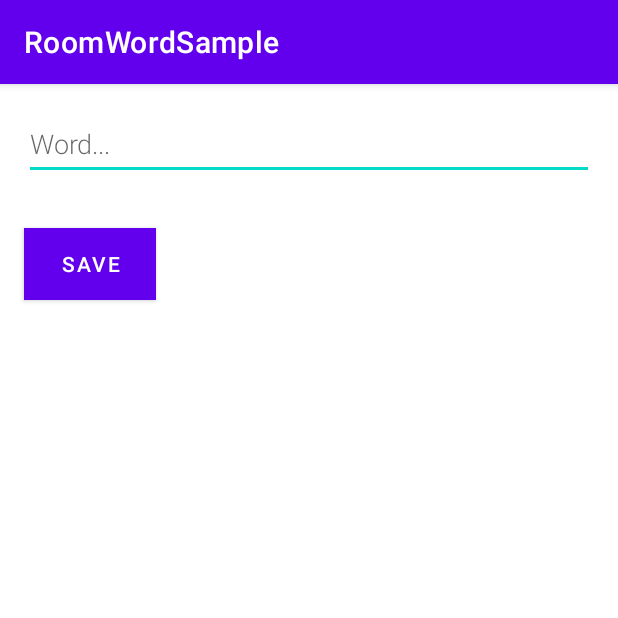
After one commit to firmfreez/RoomWordSample, an Android app: the NewWordActivity screen opened directly, with no data from a screen before it, on a phone screen of 412 x 824 dp, the top half of it. The commit adds this screen. Run offline under Robolectric (Android 15) with nearby library versions, the phone set to English and light mode, and no system bars.

Commit message:
Add Rooms library Setup activities, viewModels, adapters, layouts and database.
CodeLab: https://codelabs.developers.google.com/codelabs/android-room-with-a-view-kotlin

```diff
--- a/app/src/main/AndroidManifest.xml
+++ b/app/src/main/AndroidManifest.xml
@@ -9,13 +9,15 @@
         android:roundIcon="@mipmap/ic_launcher_round"
         android:supportsRtl="true"
         android:theme="@style/AppTheme">
-        <activity android:name=".MainActivity">
+        <activity android:name=".view.activity.MainActivity">
             <intent-filter>
                 <action android:name="android.intent.action.MAIN" />
 
                 <category android:name="android.intent.category.LAUNCHER" />
             </intent-filter>
         </activity>
+
+        <activity android:name=".view.activity.NewWordActivity"/>
     </application>
 
 </manifest>
--- /dev/null
+++ b/app/src/main/java/com/firmfreez/android/roomwordsample/view/activity/NewWordActivity.kt
@@ -0,0 +1,39 @@
+package com.firmfreez.android.roomwordsample.view.activity
+
+import android.app.Activity
+import android.content.Intent
+import android.os.Bundle
+import android.text.TextUtils
+import android.widget.Button
+import android.widget.EditText
+import androidx.appcompat.app.AppCompatActivity
+import com.firmfreez.android.roomwordsample.R
+
+class NewWordActivity: AppCompatActivity() {
+
+    private lateinit var editWordNew: EditText
+
+
+    override fun onCreate(savedInstanceState: Bundle?) {
+        super.onCreate(savedInstanceState)
+        setContentView(R.layout.activity_new_word)
+        editWordNew = findViewById(R.id.edit_word)
+
+        val button = findViewById<Button>(R.id.button_save)
+        button.setOnClickListener {
+            val replyIntent = Intent()
+            if (TextUtils.isEmpty(editWordNew.text)) {
+                setResult(Activity.RESULT_CANCELED, replyIntent)
+            } else {
+                val word = editWordNew.text.toString()
+                replyIntent.putExtra(EXTRA_REPLY,word)
+                setResult(Activity.RESULT_OK, replyIntent)
+            }
+            finish()
+        }
+    }
+
+    companion object {
+        const val EXTRA_REPLY = "com.example.android.wordlistsql.REPLY"
+    }
+}
--- /dev/null
+++ b/app/src/main/res/layout/activity_new_word.xml
@@ -0,0 +1,27 @@
+<?xml version="1.0" encoding="utf-8"?>
+<LinearLayout
+    xmlns:android="http://schemas.android.com/apk/res/android" android:layout_width="match_parent"
+    android:layout_height="match_parent"
+    android:orientation="vertical">
+
+    <EditText
+        android:id="@+id/edit_word"
+        android:layout_width="match_parent"
+        android:layout_height="wrap_content"
+        android:minHeight="@dimen/min_height"
+        android:fontFamily="sans-serif-light"
+        android:hint="@string/hint_word"
+        android:inputType="textAutoComplete"
+        android:layout_margin="@dimen/big_padding"
+        android:textSize="18sp"/>
+
+    <Button
+        android:id="@+id/button_save"
+        android:layout_width="wrap_content"
+        android:layout_height="wrap_content"
+        android:background="@color/colorPrimary"
+        android:text="@string/button_save"
+        android:layout_margin="@dimen/big_padding"
+        android:textColor="@color/buttonLabel"/>
+
+</LinearLayout>
--- a/app/src/main/res/values/colors.xml
+++ b/app/src/main/res/values/colors.xml
@@ -3,4 +3,5 @@
     <color name="colorPrimary">#6200EE</color>
     <color name="colorPrimaryDark">#3700B3</color>
     <color name="colorAccent">#03DAC5</color>
+    <color name="buttonLabel">#FFFFFF</color>
 </resources>
--- /dev/null
+++ b/app/src/main/res/values/dimens.xml
@@ -0,0 +1,5 @@
+<?xml version="1.0" encoding="utf-8"?>
+<resources>
+    <dimen name="big_padding">16dp</dimen>
+    <dimen name="min_height">48dp</dimen>
+</resources>
--- a/app/src/main/res/values/strings.xml
+++ b/app/src/main/res/values/strings.xml
@@ -1,3 +1,7 @@
 <resources>
     <string name="app_name">RoomWordSample</string>
+    <string name="add_word">Add word</string>
+    <string name="hint_word">Word...</string>
+    <string name="button_save">Save</string>
+    <string name="empty_not_saved">Word not saved because it is empty.</string>
 </resources>
```
Also changed, not shown: app/src/main/java/com/firmfreez/android/roomwordsample/MainActivity.kt (deleted, +0 -11 lines), app/src/main/java/com/firmfreez/android/roomwordsample/db/Word.kt (added, +12 -0 lines), app/src/main/java/com/firmfreez/android/roomwordsample/db/WordDao.kt (added, +20 -0 lines), app/src/main/java/com/firmfreez/android/roomwordsample/db/WordRoomDatabase.kt (added, +57 -0 lines), app/src/main/java/com/firmfreez/android/roomwordsample/repository/WordRepository.kt (added, +17 -0 lines), app/src/main/java/com/firmfreez/android/roomwordsample/view/activity/MainActivity.kt (added, +60 -0 lines), app/src/main/java/com/firmfreez/android/roomwordsample/view/adapters/WordListAdapter.kt (added, +38 -0 lines), app/src/main/java/com/firmfreez/android/roomwordsample/view/viewModels/WordViewModel.kt (added, +29 -0 lines), app/src/main/res/drawable/ic_baseline_add_24.xml (added, +10 -0 lines), app/src/main/res/layout/activity_main.xml (+18 -6 lines), app/src/main/res/layout/item_recyclerview.xml (added, +12 -0 lines), app/src/main/res/values/styles.xml (+9 -1 lines).
